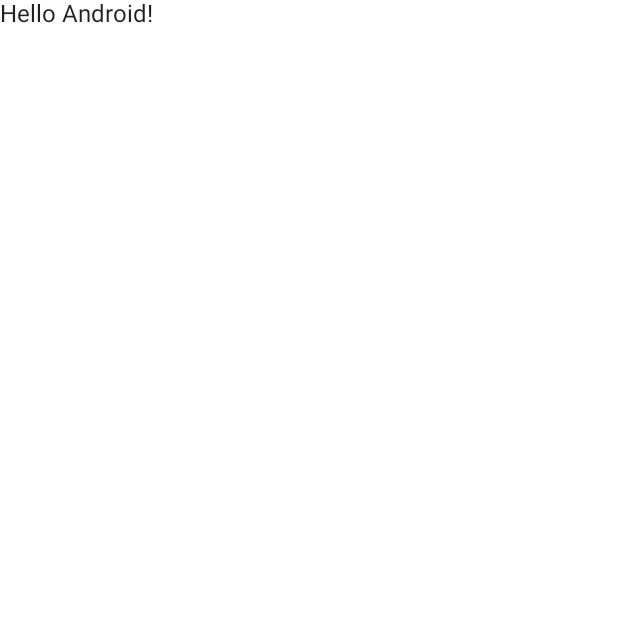
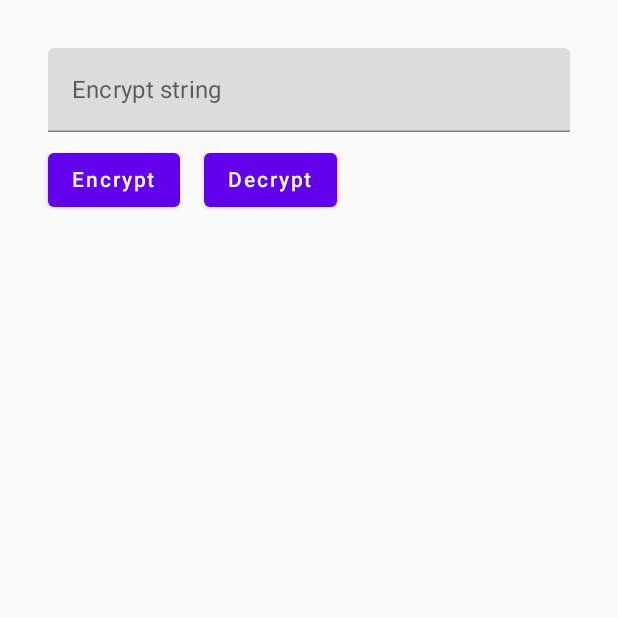
Before and after one commit to cbarrios/android-encryption-decryption-feature, an Android app built with Jetpack Compose: the screen it shows after launch (MainActivity), on a phone screen of 412 x 824 dp, the top half of it. Before the commit the part shown is almost empty. Run offline under Robolectric (Android 15) with nearby library versions, the phone set to English and light mode, and no system bars; 3 statements that could not run were skipped.

Commit message:
master: (2) ui done

```diff
--- a/app/build.gradle
+++ b/app/build.gradle
@@ -8,7 +8,7 @@ android {
 
     defaultConfig {
         applicationId "com.example.androidcrypto"
-        minSdk 21
+        minSdk 23
         targetSdk 32
         versionCode 1
         versionName "1.0"
--- a/app/src/main/java/com/example/androidcrypto/MainActivity.kt
+++ b/app/src/main/java/com/example/androidcrypto/MainActivity.kt
@@ -3,41 +3,72 @@ package com.example.androidcrypto
 import android.os.Bundle
 import androidx.activity.ComponentActivity
 import androidx.activity.compose.setContent
-import androidx.compose.foundation.layout.fillMaxSize
-import androidx.compose.material.MaterialTheme
-import androidx.compose.material.Surface
+import androidx.compose.foundation.layout.*
+import androidx.compose.material.Button
 import androidx.compose.material.Text
-import androidx.compose.runtime.Composable
+import androidx.compose.material.TextField
+import androidx.compose.runtime.getValue
+import androidx.compose.runtime.setValue
+import androidx.compose.runtime.mutableStateOf
+import androidx.compose.runtime.remember
 import androidx.compose.ui.Modifier
-import androidx.compose.ui.tooling.preview.Preview
+import androidx.compose.ui.unit.dp
+import com.example.androidcrypto.data.CryptoManager
 import com.example.androidcrypto.ui.theme.AndroidCryptoTheme
+import java.io.File
+import java.io.FileInputStream
+import java.io.FileOutputStream
 
 class MainActivity : ComponentActivity() {
     override fun onCreate(savedInstanceState: Bundle?) {
         super.onCreate(savedInstanceState)
+
+        val cryptoManager = CryptoManager()
         setContent {
             AndroidCryptoTheme {
-                // A surface container using the 'background' color from the theme
-                Surface(
-                    modifier = Modifier.fillMaxSize(),
-                    color = MaterialTheme.colors.background
+                var messageToEncrypt by remember { mutableStateOf("") }
+                var messageToDecrypt by remember { mutableStateOf("") }
+
+                Column(
+                    modifier = Modifier
+                        .fillMaxSize()
+                        .padding(32.dp)
                 ) {
-                    Greeting("Android")
+                    TextField(
+                        value = messageToEncrypt,
+                        onValueChange = { messageToEncrypt = it },
+                        modifier = Modifier.fillMaxWidth(),
+                        placeholder = { Text(text = "Encrypt string") }
+                    )
+                    Spacer(modifier = Modifier.height(8.dp))
+                    Row {
+                        Button(onClick = {
+                            val bytes = messageToEncrypt.encodeToByteArray()
+                            val file = File(filesDir, "secret.txt")
+                            if (!file.exists()) {
+                                file.createNewFile()
+                            }
+                            val fos = FileOutputStream(file)
+                            messageToDecrypt = cryptoManager.encrypt(
+                                bytes = bytes,
+                                outputStream = fos
+                            ).decodeToString()
+                        }) {
+                            Text(text = "Encrypt")
+                        }
+                        Spacer(modifier = Modifier.width(16.dp))
+                        Button(onClick = {
+                             val file = File(filesDir, "secret.txt")
+                            messageToEncrypt = cryptoManager.decrypt(
+                                inputStream = FileInputStream(file)
+                            ).decodeToString()
+                        }) {
+                            Text(text = "Decrypt")
+                        }
+                    }
+                    Text(text = messageToDecrypt)
                 }
             }
         }
     }
 }
-
-@Composable
-fun Greeting(name: String) {
-    Text(text = "Hello $name!")
-}
-
-@Preview(showBackground = true)
-@Composable
-fun DefaultPreview() {
-    AndroidCryptoTheme {
-        Greeting("Android")
-    }
-}
```
Also changed, not shown: app/src/main/java/com/example/androidcrypto/data/CryptoManager.kt (+6 -10 lines).
